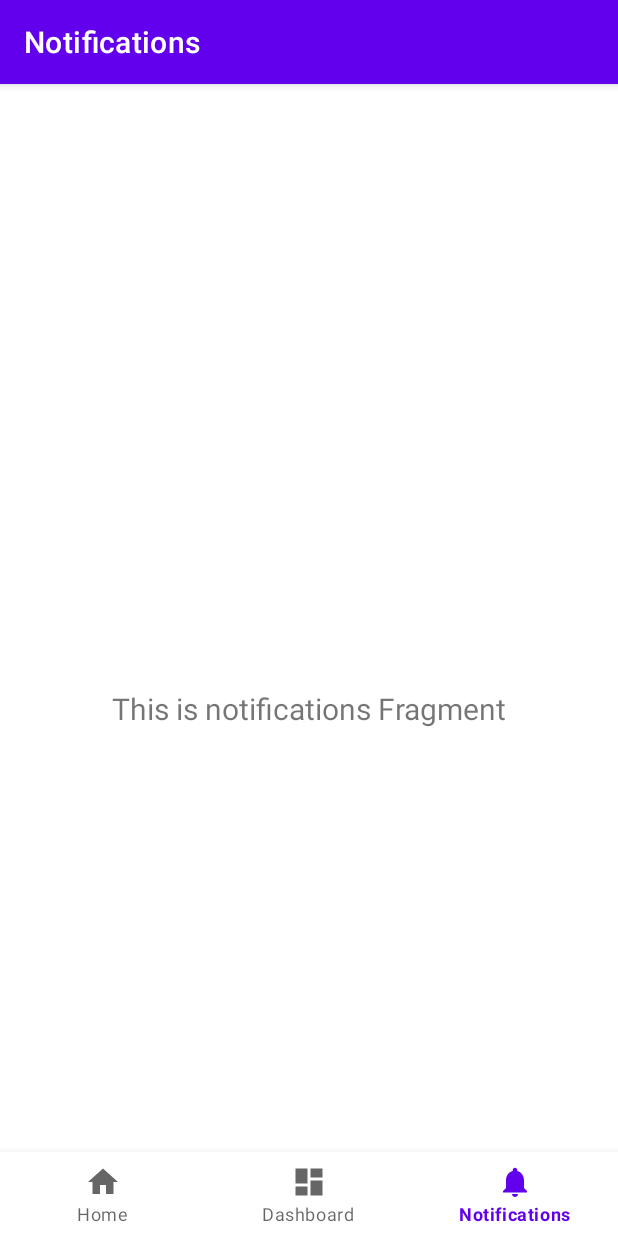
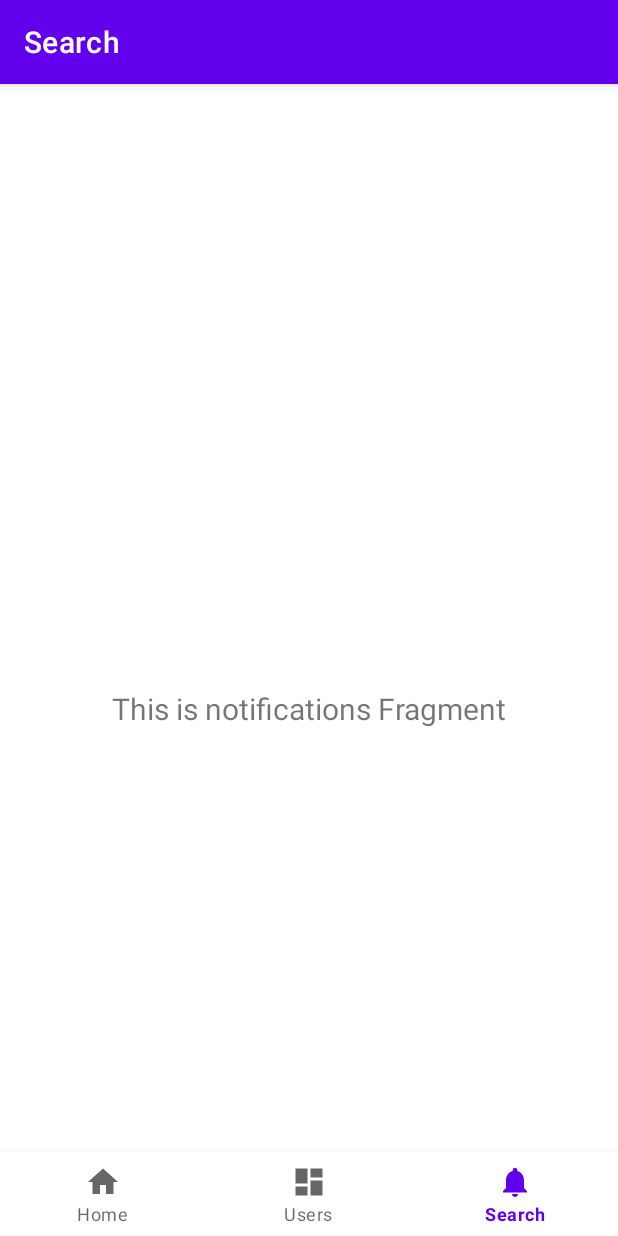
Before and after one commit to david-holmes-UAB/CS422_FinalApp, an Android app: the screen it shows after launch (MainActivity), item 3 of the bottom bar chosen, on a phone screen of 412 x 824 dp. Run offline under Robolectric (Android 15) with nearby library versions, the phone set to English and light mode, and no system bars; our stand-ins replace Room's generated code, navigation-ui.

Commit message:
Rename sections
Section title renaming; an attempt was made to see if spotify's old sdk was usable, but it appears not to be.

```diff
--- a/MusicTracker/app/src/main/java/cs/mad/musictracker/bases/UserDatabase.kt
+++ b/MusicTracker/app/src/main/java/cs/mad/musictracker/bases/UserDatabase.kt
@@ -3,5 +3,7 @@ package cs.mad.musictracker.bases
 import androidx.room.Database
 import androidx.room.RoomDatabase
 
-class UserDatabase {
+@Database(entities = [spotifyUser::class], version = 1)
+abstract class UserDatabase: RoomDatabase() {
+    abstract val userDao: userDao
 }
--- a/MusicTracker/app/src/main/res/values/strings.xml
+++ b/MusicTracker/app/src/main/res/values/strings.xml
@@ -1,6 +1,6 @@
 <resources>
     <string name="app_name">MusicTracker</string>
     <string name="title_home">Home</string>
-    <string name="title_dashboard">Dashboard</string>
-    <string name="title_notifications">Notifications</string>
+    <string name="title_dashboard">Users</string>
+    <string name="title_notifications">Search</string>
 </resources>
```
Also changed, not shown: MusicTracker/app/src/main/java/cs/mad/musictracker/MainActivity.kt (+7 -0 lines), MusicTracker/app/src/main/java/cs/mad/musictracker/bases/spotifyUser.kt (added, +16 -0 lines).
